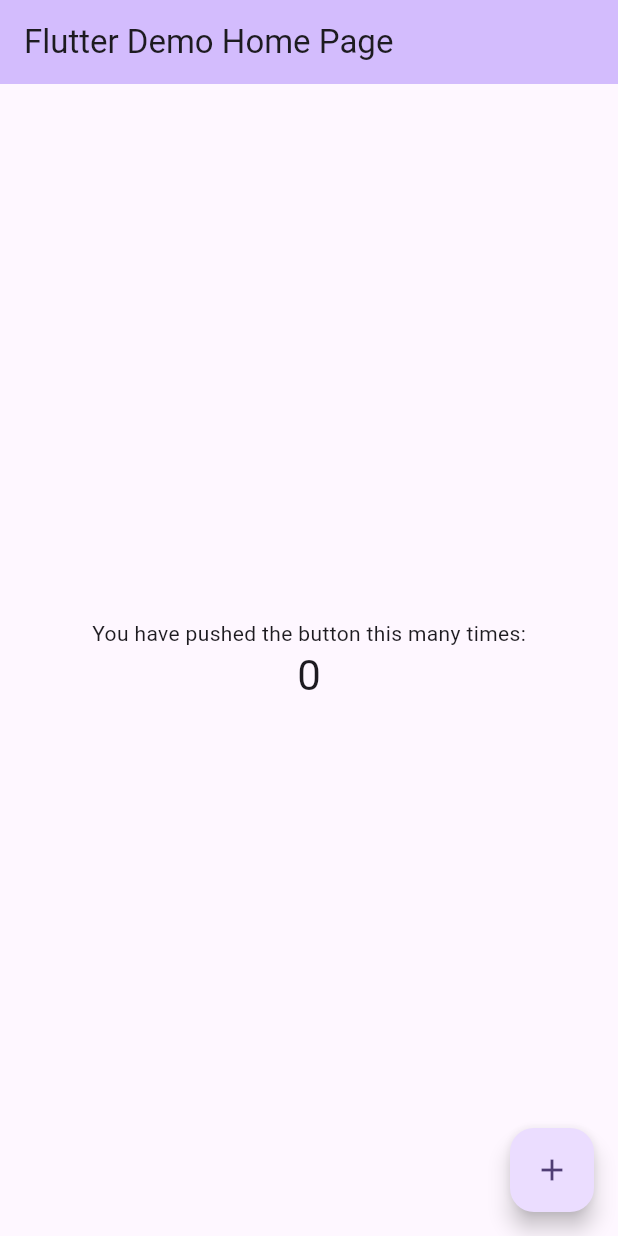
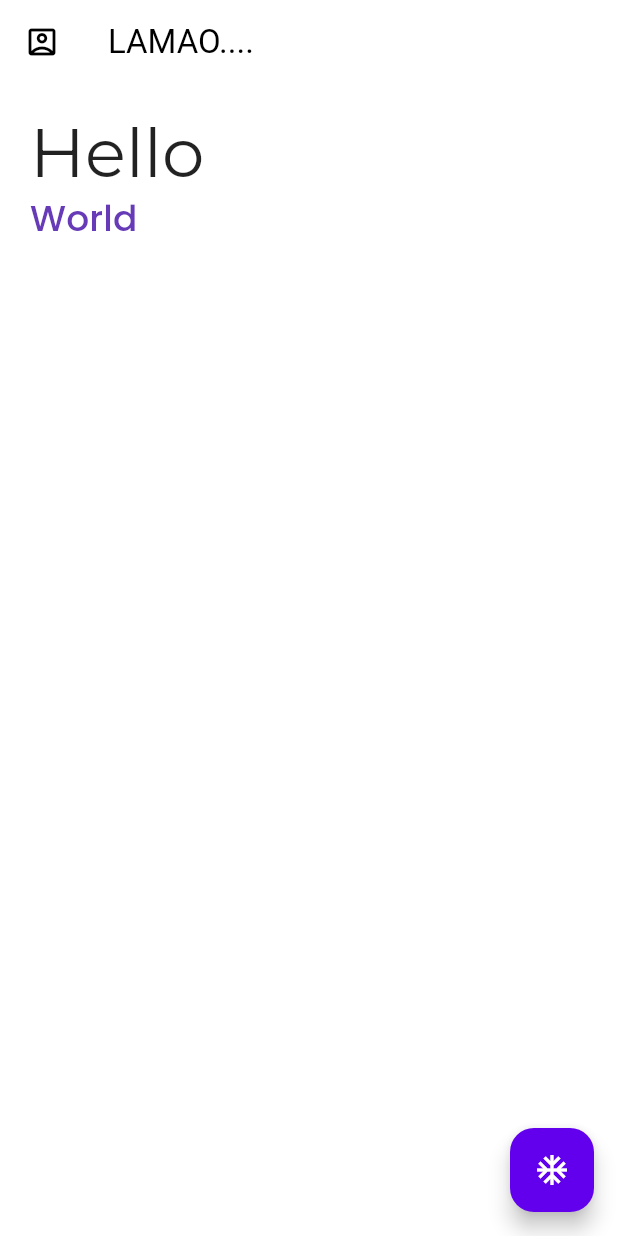
Before and after one commit to aadarsh-nagrath/NGO-Nexus-Network, a Flutter app: the screen it shows after launch, on a phone screen of 412 x 824 dp. Run offline on Flutter 3.47's test engine with Material 3 defaults, Android fonts, the phone set to English and light mode, and no system bars; our stand-ins replace google_fonts.

Commit message:
Basic theme setup
google fonts +

```diff
--- a/lib/main.dart
+++ b/lib/main.dart
@@ -1,125 +1,54 @@
 import 'package:flutter/material.dart';
+import 'package:vyasa/src/util/theme/theme.dart';
 
-void main() {
-  runApp(const MyApp());
-}
+void main() => runApp(const App());
 
-class MyApp extends StatelessWidget {
-  const MyApp({super.key});
 
-  // This widget is the root of your application.
+class App extends StatelessWidget {
+  const App({super.key});
+
+
   @override
   Widget build(BuildContext context) {
     return MaterialApp(
-      title: 'Flutter Demo',
-      theme: ThemeData(
-        // This is the theme of your application.
-        //
-        // TRY THIS: Try running your application with "flutter run". You'll see
-        // the application has a purple toolbar. Then, without quitting the app,
-        // try changing the seedColor in the colorScheme below to Colors.green
-        // and then invoke "hot reload" (save your changes or press the "hot
-        // reload" button in a Flutter-supported IDE, or press "r" if you used
-        // the command line to start the app).
-        //
-        // Notice that the counter didn't reset back to zero; the application
-        // state is not lost during the reload. To reset the state, use hot
-        // restart instead.
-        //
-        // This works for code too, not just values: Most code changes can be
-        // tested with just a hot reload.
-        colorScheme: ColorScheme.fromSeed(seedColor: Colors.deepPurple),
-        useMaterial3: true,
-      ),
-      home: const MyHomePage(title: 'Flutter Demo Home Page'),
+      theme: TAppTheme.lightTheme,
+      darkTheme: TAppTheme.darkTheme,
+      themeMode: ThemeMode.system,
+      home: const AppHome(),
     );
   }
 }
 
-class MyHomePage extends StatefulWidget {
-  const MyHomePage({super.key, required this.title});
 
-  // This widget is the home page of your application. It is stateful, meaning
-  // that it has a State object (defined below) that contains fields that affect
-  // how it looks.
+class AppHome extends StatelessWidget {
+  const AppHome({super.key});
 
-  // This class is the configuration for the state. It holds the values (in this
-  // case the title) provided by the parent (in this case the App widget) and
-  // used by the build method of the State. Fields in a Widget subclass are
-  // always marked "final".
-
-  final String title;
-
-  @override
-  State<MyHomePage> createState() => _MyHomePageState();
-}
-
-class _MyHomePageState extends State<MyHomePage> {
-  int _counter = 0;
-
-  void _incrementCounter() {
-    setState(() {
-      // This call to setState tells the Flutter framework that something has
-      // changed in this State, which causes it to rerun the build method below
-      // so that the display can reflect the updated values. If we changed
-      // _counter without calling setState(), then the build method would not be
-      // called again, and so nothing would appear to happen.
-      _counter++;
-    });
-  }
 
   @override
   Widget build(BuildContext context) {
-    // This method is rerun every time setState is called, for instance as done
-    // by the _incrementCounter method above.
-    //
-    // The Flutter framework has been optimized to make rerunning build methods
-    // fast, so that you can just rebuild anything that needs updating rather
-    // than having to individually change instances of widgets.
     return Scaffold(
       appBar: AppBar(
-        // TRY THIS: Try changing the color here to a specific color (to
-        // Colors.amber, perhaps?) and trigger a hot reload to see the AppBar
-        // change color while the other colors stay the same.
-        backgroundColor: Theme.of(context).colorScheme.inversePrimary,
-        // Here we take the value from the MyHomePage object that was created by
-        // the App.build method, and use it to set our appbar title.
-        title: Text(widget.title),
+          title: const Text("LAMAO...."),
+          leading: const Icon(Icons.account_box_outlined)),
+      floatingActionButton: FloatingActionButton(
+        child: const Icon(Icons.ac_unit_sharp),
+        onPressed: () {},
       ),
-      body: Center(
-        // Center is a layout widget. It takes a single child and positions it
-        // in the middle of the parent.
-        child: Column(
-          // Column is also a layout widget. It takes a list of children and
-          // arranges them vertically. By default, it sizes itself to fit its
-          // children horizontally, and tries to be as tall as its parent.
-          //
-          // Column has various properties to control how it sizes itself and
-          // how it positions its children. Here we use mainAxisAlignment to
-          // center the children vertically; the main axis here is the vertical
-          // axis because Columns are vertical (the cross axis would be
-          // horizontal).
-          //
-          // TRY THIS: Invoke "debug painting" (choose the "Toggle Debug Paint"
-          // action in the IDE, or press "p" in the console), to see the
-          // wireframe for each widget.
-          mainAxisAlignment: MainAxisAlignment.center,
-          children: <Widget>[
-            const Text(
-              'You have pushed the button this many times:',
+      body: Padding(
+        padding: const EdgeInsets.all(20.0),
+        child: ListView(
+          children: [
+            Text(
+              "Hello",
+              style: Theme.of(context).textTheme.displayMedium,
             ),
             Text(
-              '$_counter',
-              style: Theme.of(context).textTheme.headlineMedium,
+              "World",
+              style: Theme.of(context).textTheme.titleSmall,
             ),
           ],
         ),
       ),
-      floatingActionButton: FloatingActionButton(
-        onPressed: _incrementCounter,
-        tooltip: 'Increment',
-        child: const Icon(Icons.add),
-      ), // This trailing comma makes auto-formatting nicer for build methods.
     );
   }
 }
--- /dev/null
+++ b/lib/src/util/theme/theme.dart
@@ -0,0 +1,35 @@
+// Basic theme of Red - White and Black based on ThemeMode.system
+
+import 'package:flutter/material.dart';
+import 'package:vyasa/src/util/theme/widget_themes/text_theme.dart';
+
+class TAppTheme {
+  TAppTheme._();
+
+  static const Color _primaryColor = Colors.red;
+  static const Color _primaryColorDark = Colors.red;
+  // static const Color _backgroundColor = Colors.white;
+  // static const Color _backgroundColorDark = Colors.black;
+
+  static ThemeData lightTheme = ThemeData(
+    primaryColor: _primaryColor,
+    colorScheme: const ColorScheme.light(),
+    brightness: Brightness.light,
+    textTheme: TTextTheme.lightTextTheme,
+    appBarTheme: const AppBarTheme(),
+    floatingActionButtonTheme: const FloatingActionButtonThemeData(),
+    elevatedButtonTheme:
+        ElevatedButtonThemeData(style: ElevatedButton.styleFrom()),
+  );
+
+  static ThemeData darkTheme = ThemeData(
+    primaryColor: _primaryColorDark,
+    colorScheme: const ColorScheme.dark(),
+    brightness: Brightness.dark,
+    textTheme: TTextTheme.darkTextTheme,
+    appBarTheme: const AppBarTheme(),
+    floatingActionButtonTheme: const FloatingActionButtonThemeData(),
+    elevatedButtonTheme:
+        ElevatedButtonThemeData(style: ElevatedButton.styleFrom()),
+  );
+}
--- /dev/null
+++ b/lib/src/util/theme/widget_themes/text_theme.dart
@@ -0,0 +1,13 @@
+import 'package:flutter/material.dart';
+import 'package:google_fonts/google_fonts.dart';
+
+class TTextTheme {
+  static TextTheme lightTextTheme = TextTheme(
+    displayMedium: GoogleFonts.montserrat(color: Colors.black87),
+    titleSmall: GoogleFonts.poppins(color: Colors.deepPurple, fontSize: 24),
+  );
+  static TextTheme darkTextTheme = TextTheme(
+    displayMedium: GoogleFonts.montserrat(color: Colors.white70),
+    titleSmall: GoogleFonts.poppins(color: Colors.white60, fontSize: 24),
+  );
+}
```
Also changed, not shown: pubspec.yaml (+1 -11 lines), pubspec.lock, 1 other file.
